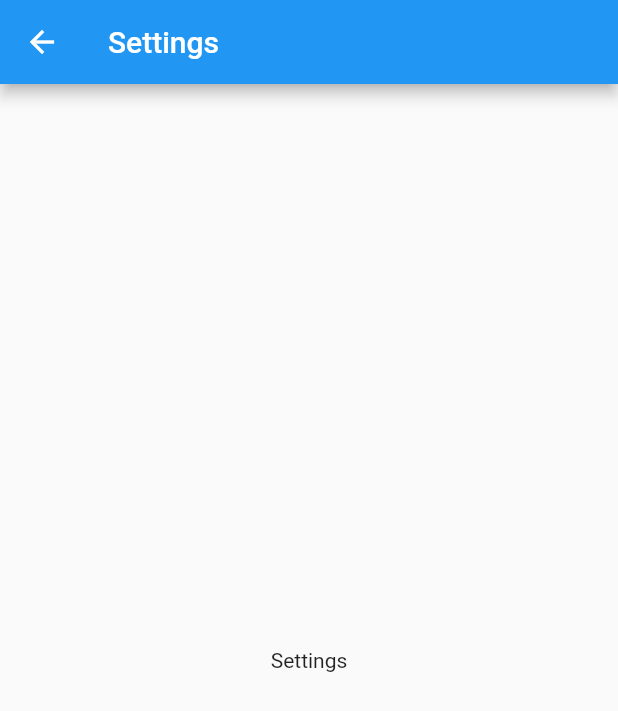
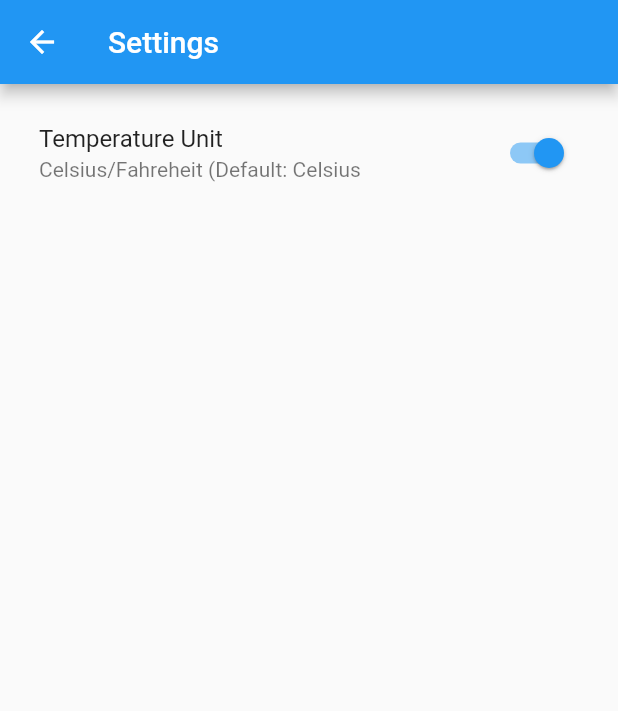
Before and after one commit to dastagg/YDE-F-weather-cubit, a Flutter app: the SettingsPage screen opened directly, on a phone screen of 412 x 824 dp. Shown: the top 711 px of the screen. Run offline on Flutter 3.47's test engine with Material 2 defaults, Android fonts, the phone set to English and light mode, and no system bars; our stand-ins replace bloc, equatable, flutter_bloc.

Commit message:
Add SettingsPage updates.

```diff
--- /dev/null
+++ b/lib/cubits/temp_settings/temp_settings_cubit.dart
@@ -0,0 +1,17 @@
+import 'package:bloc/bloc.dart';
+import 'package:equatable/equatable.dart';
+
+part 'temp_settings_state.dart';
+
+class TempSettingsCubit extends Cubit<TempSettingsState> {
+  TempSettingsCubit() : super(TempSettingsState.initial());
+
+  void toggleTempUnit() {
+    emit(
+      state.copyWith(
+          tempUnit: state.tempUnit == TempUnit.celsius
+              ? TempUnit.fahrenheit
+              : TempUnit.celsius),
+    );
+  }
+}
--- /dev/null
+++ b/lib/cubits/temp_settings/temp_settings_state.dart
@@ -0,0 +1,31 @@
+part of 'temp_settings_cubit.dart';
+
+enum TempUnit {
+  celsius,
+  fahrenheit,
+}
+
+class TempSettingsState extends Equatable {
+  final TempUnit tempUnit;
+  const TempSettingsState({
+    this.tempUnit = TempUnit.celsius,
+  });
+
+  factory TempSettingsState.initial() {
+    return const TempSettingsState();
+  }
+
+  @override
+  List<Object> get props => [tempUnit];
+
+  @override
+  String toString() => 'TempSettingsState(tempUnit: $tempUnit)';
+
+  TempSettingsState copyWith({
+    TempUnit? tempUnit,
+  }) {
+    return TempSettingsState(
+      tempUnit: tempUnit ?? this.tempUnit,
+    );
+  }
+}
--- a/lib/main.dart
+++ b/lib/main.dart
@@ -1,6 +1,7 @@
 import 'package:flutter/material.dart';
 import 'package:http/http.dart' as http;
 import 'package:flutter_bloc/flutter_bloc.dart';
+import 'package:weather_cubit/cubits/temp_settings/temp_settings_cubit.dart';
 import 'package:weather_cubit/cubits/weather/weather_cubit.dart';
 import 'package:weather_cubit/repositories/weather_repository.dart';
 import 'package:weather_cubit/services/weather_api_services.dart';
@@ -28,6 +29,9 @@ class MyApp extends StatelessWidget {
             create: (context) => WeatherCubit(
                 weatherRepository: context.read<WeatherRepository>()),
           ),
+          BlocProvider<TempSettingsCubit>(
+            create: (context) => TempSettingsCubit(),
+          ),
         ],
         child: MaterialApp(
           title: 'Weather App',
--- a/lib/pages/settings_page.dart
+++ b/lib/pages/settings_page.dart
@@ -1,21 +1,28 @@
 import 'package:flutter/material.dart';
+import 'package:flutter_bloc/flutter_bloc.dart';
+import 'package:weather_cubit/cubits/temp_settings/temp_settings_cubit.dart';
 
-class SettingsPage extends StatefulWidget {
+class SettingsPage extends StatelessWidget {
   const SettingsPage({Key? key}) : super(key: key);
 
-  @override
-  State<SettingsPage> createState() => _SettingsPageState();
-}
-
-class _SettingsPageState extends State<SettingsPage> {
   @override
   Widget build(BuildContext context) {
     return Scaffold(
       appBar: AppBar(
         title: const Text('Settings'),
       ),
-      body: const Center(
-        child: Text('Settings'),
+      body: Padding(
+        padding: const EdgeInsets.symmetric(horizontal: 10.0, vertical: 10.0),
+        child: ListTile(
+          title: const Text('Temperature Unit'),
+          subtitle: const Text('Celsius/Fahreheit (Default: Celsius'),
+          trailing: Switch(
+              value: context.watch<TempSettingsCubit>().state.tempUnit ==
+                  TempUnit.celsius,
+              onChanged: (_) {
+                context.read<TempSettingsCubit>().toggleTempUnit();
+              }),
+        ),
       ),
     );
   }
```
Also changed, not shown: lib/pages/home_page.dart (+26 -6 lines).
